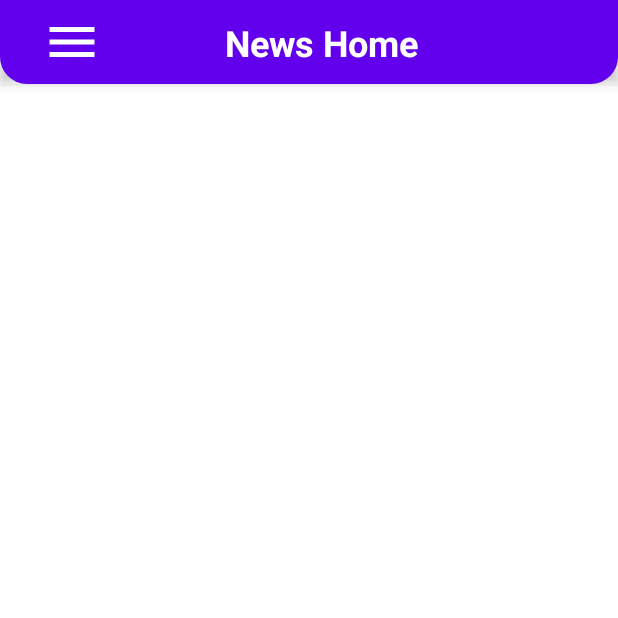
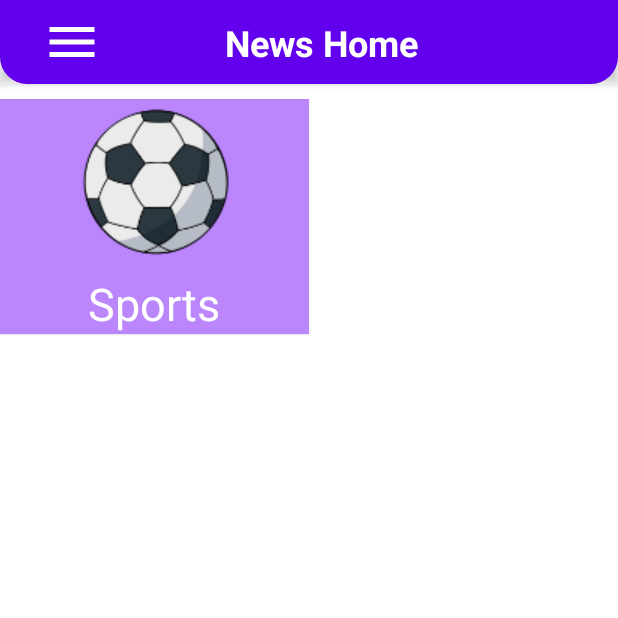
Before and after one commit to ahmedfikry24/News_App_kotlin, an Android app: the screen it shows after launch (HomeActivity), on a phone screen of 412 x 824 dp, the top half of it. Run offline under Robolectric (Android 15) with nearby library versions, the phone set to English and light mode, and no system bars.

Commit message:
create list categories

```diff
--- /dev/null
+++ b/app/src/main/java/com/example/newsapp/Adapters/CategoryAdapter.kt
@@ -0,0 +1,41 @@
+package com.example.newsapp.Adapters
+
+import android.view.LayoutInflater
+import android.view.View
+import android.view.ViewGroup
+import android.widget.ImageView
+import android.widget.TextView
+import androidx.recyclerview.widget.RecyclerView.Adapter
+import androidx.recyclerview.widget.RecyclerView.ViewHolder
+import com.example.newsapp.R
+import com.example.newsapp.ui.fragments.Category
+import com.google.android.material.card.MaterialCardView
+
+class CategoryAdapter(var items: List<Category>) : Adapter<CategoryAdapter.CategoryViewHolder>() {
+
+
+    override fun onCreateViewHolder(parent: ViewGroup, viewType: Int): CategoryViewHolder {
+        val view =
+            LayoutInflater.from(parent.context).inflate(if (viewType == 1) R.layout.left_item_category else R.layout.right_item_category , parent, false)
+        return CategoryViewHolder(view)
+    }
+
+    override fun onBindViewHolder(holder: CategoryViewHolder, position: Int) {
+       val item = items[position]
+        holder.title.text = item.title
+        holder.image.setImageResource(item.imageId)
+        holder.itemView.setBackgroundColor(holder.itemView.context.getColor(item.color))
+    }
+
+    override fun getItemViewType(position: Int): Int {
+        val item = items[position]
+        return if (item.isLeft) 1 else 2
+    }
+
+    override fun getItemCount(): Int = items.size
+
+    class CategoryViewHolder(view: View) : ViewHolder(view) {
+        val image: ImageView = view.findViewById(R.id.left_item_image)
+        val title: TextView = view.findViewById(R.id.left_item_text)
+    }
+}
--- a/app/src/main/java/com/example/newsapp/ui/HomeActivity.kt
+++ b/app/src/main/java/com/example/newsapp/ui/HomeActivity.kt
@@ -6,8 +6,11 @@ import android.widget.TextView
 import androidx.drawerlayout.widget.DrawerLayout
 import androidx.appcompat.app.AppCompatActivity
 import androidx.fragment.app.Fragment
+import androidx.recyclerview.widget.RecyclerView
+import com.example.newsapp.Adapters.CategoryAdapter
 import com.example.newsapp.R
 import com.example.newsapp.ui.fragments.CategoriesFragment
+import com.example.newsapp.ui.fragments.Category
 import com.example.newsapp.ui.fragments.SettingsFragment
 
 class HomeActivity : AppCompatActivity() {
@@ -15,12 +18,14 @@ class HomeActivity : AppCompatActivity() {
     private lateinit var icMenu: ImageView
     private lateinit var categoriesTV: TextView
     private lateinit var settingsTV: TextView
+    private val categoriesFragment: CategoriesFragment = CategoriesFragment()
     override fun onCreate(savedInstanceState: Bundle?) {
         super.onCreate(savedInstanceState)
         setContentView(R.layout.activity_home)
 
         initViews()
         initListeners()
+        showFragments(categoriesFragment)
     }
 
     private fun initViews() {
@@ -28,6 +33,7 @@ class HomeActivity : AppCompatActivity() {
         icMenu = findViewById(R.id.ic_menu)
         categoriesTV = findViewById(R.id.categories_tv)
         settingsTV = findViewById(R.id.settings_tv)
+
     }
 
 
@@ -37,7 +43,7 @@ class HomeActivity : AppCompatActivity() {
         }
 
         categoriesTV.setOnClickListener {
-            showFragments(CategoriesFragment())
+            showFragments(categoriesFragment)
             drawerLayout.close()
         }
 
--- a/app/src/main/java/com/example/newsapp/ui/fragments/CategoriesFragment.kt
+++ b/app/src/main/java/com/example/newsapp/ui/fragments/CategoriesFragment.kt
@@ -5,9 +5,15 @@ import androidx.fragment.app.Fragment
 import android.view.LayoutInflater
 import android.view.View
 import android.view.ViewGroup
+import androidx.recyclerview.widget.RecyclerView
+import com.example.newsapp.Adapters.CategoryAdapter
 import com.example.newsapp.R
 
 class CategoriesFragment : Fragment() {
+    private lateinit var recyclerView: RecyclerView
+    private val adapter : CategoryAdapter = CategoryAdapter(listOf(
+        Category("sports" , "Sports",R.drawable.ball , R.color.purple_200 , true),
+    ))
 
     override fun onCreateView(
         inflater: LayoutInflater, container: ViewGroup?,
@@ -18,5 +24,12 @@ class CategoriesFragment : Fragment() {
 
     override fun onViewCreated(view: View, savedInstanceState: Bundle?) {
         super.onViewCreated(view, savedInstanceState)
+        iniViews(view)
+    }
+
+
+  private  fun iniViews(view: View){
+      recyclerView = view.findViewById(R.id.main_recycler_categories)
+      recyclerView.adapter = adapter
     }
 }
--- /dev/null
+++ b/app/src/main/java/com/example/newsapp/ui/fragments/Category.kt
@@ -0,0 +1,10 @@
+package com.example.newsapp.ui.fragments
+
+data class Category (
+
+    val id : String,
+    val title :String,
+    val imageId:Int,
+    val color : Int,
+    val isLeft : Boolean,
+        )
--- a/app/src/main/res/layout/activity_home.xml
+++ b/app/src/main/res/layout/activity_home.xml
@@ -65,7 +65,6 @@
                 android:drawablePadding="10dp"
                 app:drawableStartCompat="@drawable/ic_settings" />
 
-
         </androidx.constraintlayout.widget.ConstraintLayout>
     </com.google.android.material.navigation.NavigationView>
 
--- a/app/src/main/res/layout/app_bar_home.xml
+++ b/app/src/main/res/layout/app_bar_home.xml
@@ -8,6 +8,7 @@
     tools:context=".ui.HomeActivity">
 
     <com.google.android.material.appbar.AppBarLayout
+        android:id="@+id/appBarLayout"
         android:layout_width="match_parent"
         android:layout_height="wrap_content"
         android:theme="@style/Theme.NewsApp.AppBarOverlay"
@@ -55,6 +56,11 @@
 
     <include
         layout="@layout/content_home"
+        android:layout_width="match_parent"
+        android:layout_height="0dp"
+        app:layout_constraintTop_toBottomOf="@id/appBarLayout"
+        app:layout_constraintBottom_toBottomOf="parent"
+        android:layout_marginVertical="10dp"
         tools:layout_editor_absoluteX="0dp"
         tools:layout_editor_absoluteY="56dp" />
 
--- a/app/src/main/res/layout/fragment_categories.xml
+++ b/app/src/main/res/layout/fragment_categories.xml
@@ -1,14 +1,18 @@
 <?xml version="1.0" encoding="utf-8"?>
-<FrameLayout xmlns:android="http://schemas.android.com/apk/res/android"
+<androidx.constraintlayout.widget.ConstraintLayout xmlns:android="http://schemas.android.com/apk/res/android"
     xmlns:tools="http://schemas.android.com/tools"
     android:layout_width="match_parent"
     android:layout_height="match_parent"
+    xmlns:app="http://schemas.android.com/apk/res-auto"
     tools:context=".ui.fragments.CategoriesFragment">
 
-    <!-- TODO: Update blank fragment layout -->
-    <TextView
+    <androidx.recyclerview.widget.RecyclerView
+        android:id="@+id/main_recycler_categories"
         android:layout_width="match_parent"
         android:layout_height="match_parent"
-        android:text="@string/hello_blank_fragment" />
+        tools:listitem="@layout/left_item_category"
+        app:layoutManager="androidx.recyclerview.widget.GridLayoutManager"
+        app:spanCount="2"
+        />
 
-</FrameLayout>
+</androidx.constraintlayout.widget.ConstraintLayout>
--- /dev/null
+++ b/app/src/main/res/layout/left_item_category.xml
@@ -0,0 +1,36 @@
+<?xml version="1.0" encoding="utf-8"?>
+<com.google.android.material.card.MaterialCardView xmlns:android="http://schemas.android.com/apk/res/android"
+    android:layout_width="match_parent"
+    android:layout_height="wrap_content"
+    xmlns:app="http://schemas.android.com/apk/res-auto"
+    xmlns:tools="http://schemas.android.com/tools"
+    app:shapeAppearanceOverlay="@style/left_item_bg"
+    >
+    <androidx.constraintlayout.widget.ConstraintLayout
+        android:layout_width="match_parent"
+        android:layout_height="match_parent">
+
+        <ImageView
+            android:id="@+id/left_item_image"
+            android:layout_width="wrap_content"
+            android:layout_height="wrap_content"
+            app:layout_constraintTop_toTopOf="parent"
+            app:layout_constraintStart_toStartOf="parent"
+            app:layout_constraintEnd_toEndOf="parent"
+            tools:src="@drawable/ball"
+            />
+        <TextView
+            android:id="@+id/left_item_text"
+            android:layout_width="wrap_content"
+            android:layout_height="wrap_content"
+            app:layout_constraintTop_toBottomOf="@id/left_item_image"
+            app:layout_constraintStart_toStartOf="parent"
+            app:layout_constraintEnd_toEndOf="parent"
+            tools:text="Sports"
+            android:textSize="30sp"
+            android:textColor="@color/white"
+            />
+
+    </androidx.constraintlayout.widget.ConstraintLayout>
+
+</com.google.android.material.card.MaterialCardView>
--- a/app/src/main/res/values/themes.xml
+++ b/app/src/main/res/values/themes.xml
@@ -22,4 +22,31 @@
     <style name="Theme.NewsApp.AppBarOverlay" parent="ThemeOverlay.AppCompat.Dark.ActionBar" />
 
     <style name="Theme.NewsApp.PopupOverlay" parent="ThemeOverlay.AppCompat.Light" />
+
+    <style name="left_item_bg" parent="@style/Widget.MaterialComponents.CardView">
+        <item name="shapeAppearanceOverlay">@style/ShapeAppearanceOverlay.leftItemCategory</item>
+    </style>
+
+
+    <style name="ShapeAppearanceOverlay.leftItemCategory" parent="">
+        <item name="cornerFamily">rounded</item>
+        <item name="cornerSizeTopRight">18dp</item>
+        <item name="cornerSizeTopLeft">18dp</item>
+        <item name="cornerSizeBottomRight">0dp</item>
+        <item name="cornerSizeBottomLeft">18dp</item>
+    </style>
+
+    <style name="right_item_bg" parent="@style/Widget.MaterialComponents.CardView">
+        <item name="shapeAppearanceOverlay">@style/ShapeAppearanceOverlay.rightItemCategory</item>
+    </style>
+
+
+    <style name="ShapeAppearanceOverlay.rightItemCategory" parent="">
+        <item name="cornerFamily">rounded</item>
+        <item name="cornerSizeTopRight">18dp</item>
+        <item name="cornerSizeTopLeft">18dp</item>
+        <item name="cornerSizeBottomRight">18dp</item>
+        <item name="cornerSizeBottomLeft">0dp</item>
+    </style>
+
 </resources>
```
Also changed, not shown: app/src/main/res/layout/right_item_category.xml (added, +36 -0 lines).
